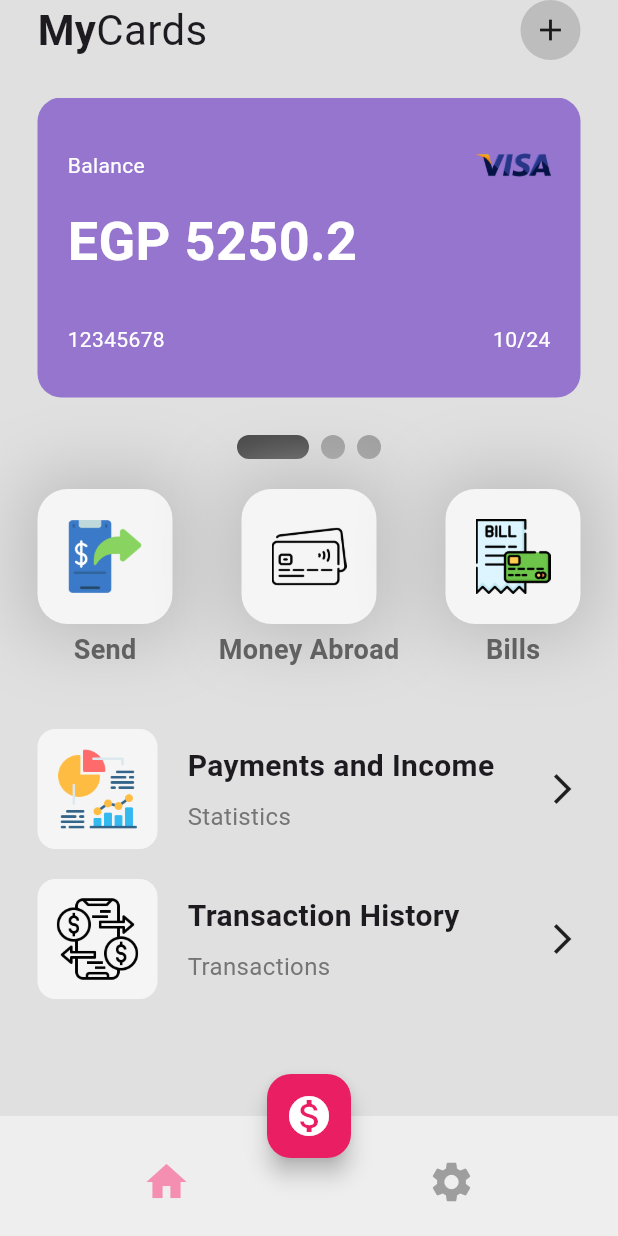
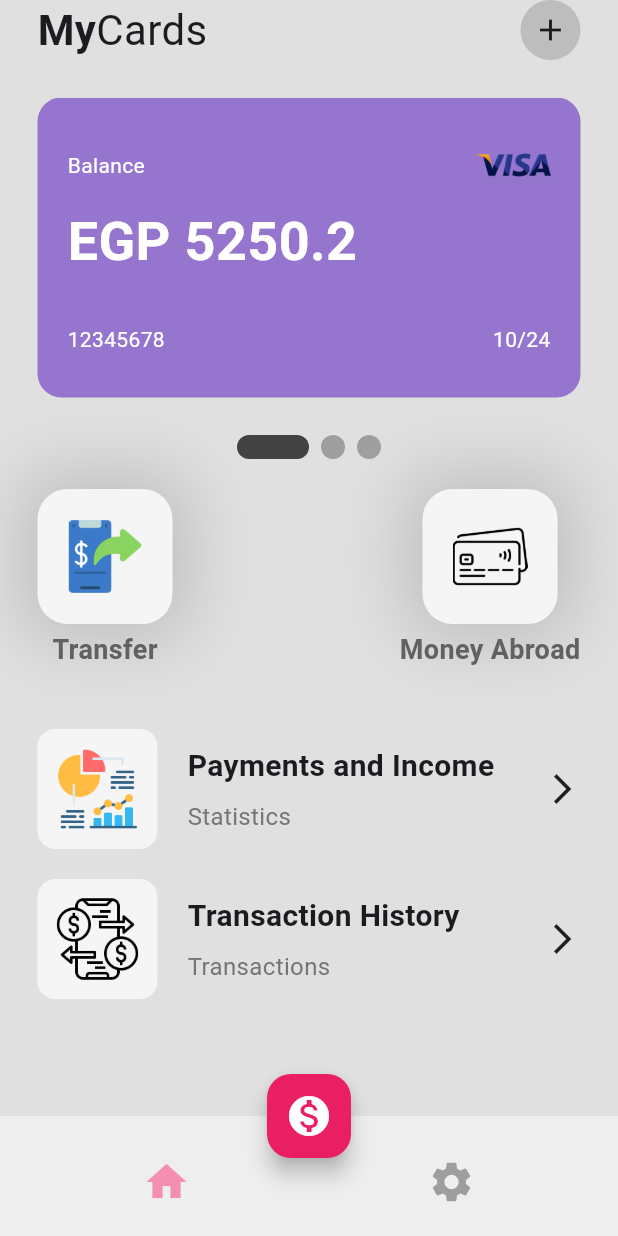
Before and after one commit to Habiba93/EgyCoin_mobile_app, a Flutter app: the HomePage screen opened directly, on a phone screen of 412 x 824 dp. Run offline on Flutter 3.47's test engine with Material 3 defaults, Android fonts, the phone set to English and light mode, and no system bars; drawn by our look-alikes of smooth_page_indicator; our stand-ins replace bloc, cloud_firestore, country_code_picker, firebase_auth, firebase_core, flutter_bloc and 1 more; accounts and stored records are empty.

Commit message:
Update home_page.dart

```diff
--- a/lib/pages/home_page.dart
+++ b/lib/pages/home_page.dart
@@ -147,7 +147,7 @@ class _HomePageState extends State<HomePage> {
                 children: [
                   MyButton(
                     iconImagePath: 'lib/icons/send-money.png',
-                    buttonText: 'Send',
+                    buttonText: 'Transfer',
                     onPressed: () {
                       Navigator.push(
                         context,
@@ -165,16 +165,16 @@ class _HomePageState extends State<HomePage> {
                       );
                     },
                   ),
-                  MyButton(
-                    iconImagePath: 'lib/icons/bill.png',
-                    buttonText: 'Bills',
-                    onPressed: () {
-                      Navigator.push(
-                        context,
-                        MaterialPageRoute(builder: (context) => BillsPaymentsPage()),
-                      );
-                    },
-                  ),
+                  // MyButton(
+                  //   iconImagePath: 'lib/icons/bill.png',
+                  //   buttonText: 'Bills',
+                  //   onPressed: () {
+                  //     Navigator.push(
+                  //       context,
+                  //       MaterialPageRoute(builder: (context) => BillsPaymentsPage()),
+                  //     );
+                  //   },
+                  // ),
                 ],
               ),
             ),
```
